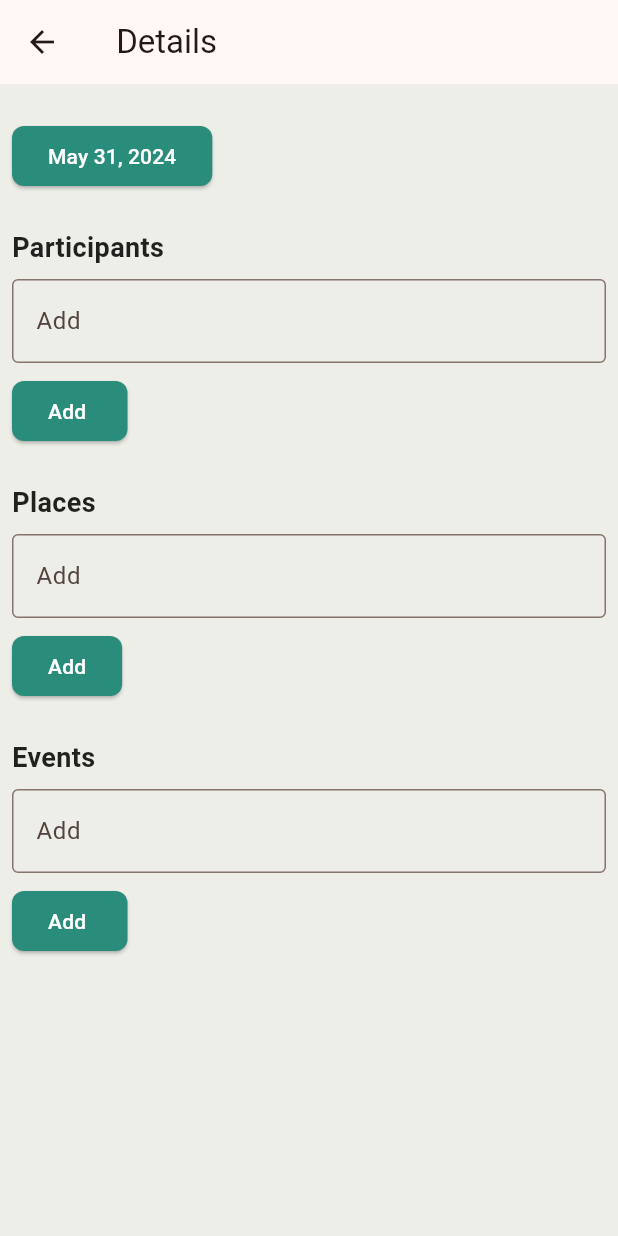
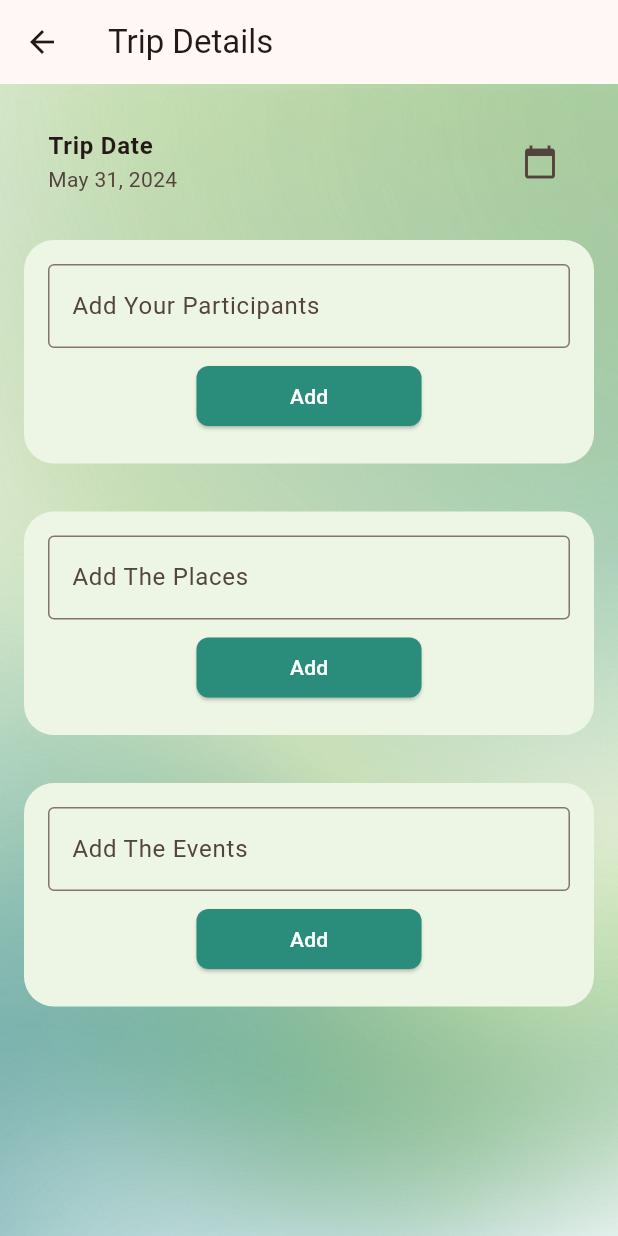
Before and after one commit to dmbatmazz/DiscoverEase, a Flutter app: the TripDetailPage screen opened directly with empty values, on a phone screen of 412 x 824 dp. Run offline on Flutter 3.47's test engine with Material 3 defaults, Android fonts, the phone set to English and light mode, and no system bars; our stand-ins replace chat_bubbles, curved_labeled_navigation_bar, firebase_auth, firebase_core, geolocator, google_maps_flutter and 2 more; accounts and stored records are empty.

Commit message:
Trip plan sayfası design bitti

```diff
--- a/discover_ease/lib/screens/trip_plan_screen.dart
+++ b/discover_ease/lib/screens/trip_plan_screen.dart
@@ -95,7 +95,6 @@ class _TripPlanPageState extends State<TripPlanPage> {
           padding: const EdgeInsets.all(8.0),
           child: Column(
             children: [
-
               Container(
                 margin: EdgeInsets.only(top: 20), // Balonu biraz aşağı kaydır
                 child: const BubbleSpecialOne(
@@ -119,7 +118,7 @@ class _TripPlanPageState extends State<TripPlanPage> {
                 child: Column(
                   children: [
                     Container(
-          margin: EdgeInsets.only(bottom: 16),
+                      margin: EdgeInsets.only(bottom: 50),
                       child: TextField(
                         controller: tripNameController,
                         decoration: InputDecoration(
@@ -150,7 +149,6 @@ class _TripPlanPageState extends State<TripPlanPage> {
                           ),
                         ),
                       ),
-
                     ),
                   ],
                 ),
@@ -169,9 +167,8 @@ class _TripPlanPageState extends State<TripPlanPage> {
                       child: ListTile(
                         shape: RoundedRectangleBorder(
                           borderRadius: BorderRadius.circular(20),
-     // Kenarlık rengi ve kalınlığını buradan ayarlayabilirsiniz
                         ),
-            tileColor:Color.fromRGBO(237, 246, 229, 1),
+                        tileColor: Color.fromRGBO(237, 246, 229, 1),
                         title: Text(trips[index].name, style: TextStyle(fontWeight: FontWeight.bold)),
                         subtitle: Text(DateFormat('yMMMd').format(trips[index].date)),
                         trailing: Row(
@@ -199,7 +196,6 @@ class _TripPlanPageState extends State<TripPlanPage> {
                 ),
               ),
             ],
-
           ),
         ),
       ),
@@ -236,7 +232,7 @@ class _TripPlanPageState extends State<TripPlanPage> {
                 Navigator.of(context).pop();
               },
               style: ElevatedButton.styleFrom(
-                backgroundColor:  Color.fromARGB(255, 42, 140, 122),
+                backgroundColor: Color.fromARGB(255, 42, 140, 122),
                 foregroundColor: Colors.white,
               ),
             ),
@@ -343,91 +339,47 @@ class _TripDetailPageState extends State<TripDetailPage> {
     selectedDate = widget.trip.date;
   }
 
-  @override
-  Widget build(BuildContext context) {
-    return Scaffold(
-      appBar: AppBar(
-        title: Text('${widget.trip.name} Details'),
+  Future<void> _selectDate(BuildContext context) async {
+    final DateTime? pickedDate = await showDatePicker(
+      context: context,
+      initialDate: selectedDate ?? DateTime.now(),
+      firstDate: DateTime(2000),
+      lastDate: DateTime(2101),
+    );
+    if (pickedDate != null && pickedDate != selectedDate) {
+      setState(() {
+        selectedDate = pickedDate;
+        widget.trip.date = pickedDate;
+      });
+    }
+  }
+
+  Widget _buildDetailSection(String title, List<String> items, TextEditingController controller, Function(String) addItem, Function(String) removeItem, Function(String, String) editItem) {
+    return Container(
+      margin: EdgeInsets.only(bottom: 16), // Kutular arası boşluk
+      padding: EdgeInsets.all(16),
+      decoration: BoxDecoration(
+        color: Color.fromRGBO(237, 246, 229, 1),
+        borderRadius: BorderRadius.circular(20.0),
       ),
-      body: Padding(
-        padding: const EdgeInsets.all(8.0),
-        child: SingleChildScrollView(
       child: Column(
-            crossAxisAlignment: CrossAxisAlignment.start,
         children: [
-              SizedBox(height: 16),
-              ElevatedButton(
-                onPressed: () => _selectDate(context),
-                child: Text(selectedDate == null
-                    ? 'Select Date'
-                    : DateFormat('yMMMd').format(selectedDate!)),
-                style: ElevatedButton.styleFrom(
-                  backgroundColor:  Color.fromARGB(255, 42, 140, 122),
-                  foregroundColor: Colors.white,
-                  shape: RoundedRectangleBorder(
-                    borderRadius: BorderRadius.circular(8.0),
-                  ),
-                ),
-              ),
-              SizedBox(height: 16),
-              _buildSectionTitle('Participants'),
           TextField(
-                controller: participantController,
+            controller: controller,
             decoration: InputDecoration(
-                  labelText: 'Add ',
+              labelText: title,
               border: OutlineInputBorder(),
             ),
           ),
           SizedBox(height: 8),
-              ElevatedButton(
+          Container(
+            width: 150,
+            child: ElevatedButton(
               onPressed: () {
-                  if (participantController.text.isNotEmpty) {
-                    setState(() {
-                      widget.trip.addParticipant(participantController.text);
-                      participantController.clear();
-                    });
-                    _saveTrips();
-                  }
-                },
-                child: Text('Add '),
-                style: ElevatedButton.styleFrom(
-                  backgroundColor:  Color.fromARGB(255, 42, 140, 122),
-                  foregroundColor: Colors.white,
-                  shape: RoundedRectangleBorder(
-                    borderRadius: BorderRadius.circular(8.0),
-                  ),
-                ),
-              ),
-              _buildList(widget.trip.participants, (participant) {
-                return _buildListItem(
-                  participant,
-                  onEdit: () => _editParticipant(context, participant),
-                  onDelete: () {
-                    setState(() {
-                      widget.trip.removeParticipant(participant);
-                    });
-                    _saveTrips();
-                  },
-                );
-              }),
-              SizedBox(height: 16),
-              _buildSectionTitle('Places'),
-              TextField(
-                controller: placeController,
-                decoration: const InputDecoration(
-                  labelText: 'Add',
-                  border: OutlineInputBorder(),
-                ),
-              ),
-              SizedBox(height: 8),
-              ElevatedButton(
-                onPressed: () {
-                  if (placeController.text.isNotEmpty) {
-                    setState(() {
-                      widget.trip.addPlace(placeController.text);
-                      placeController.clear();
-                    });
-                    _saveTrips();
+                if (controller.text.isNotEmpty) {
+                  addItem(controller.text);
+                  controller.clear();
+                  setState(() {});
                 }
               },
               child: Text('Add'),
@@ -439,128 +391,44 @@ class _TripDetailPageState extends State<TripDetailPage> {
                 ),
               ),
             ),
-              _buildList(widget.trip.places, (place) {
-                return _buildListItem(
-                  place,
-                  onEdit: () => _editPlace(context, place),
-                  onDelete: () {
-                    setState(() {
-                      widget.trip.removePlace(place);
-                    });
-                    _saveTrips();
-                  },
-                );
-              }),
-              SizedBox(height: 16),
-              _buildSectionTitle('Events'),
-              TextField(
-                controller: eventController,
-                decoration: InputDecoration(
-                  labelText: 'Add ',
-                  border: OutlineInputBorder(),
           ),
-              ),
-              SizedBox(height: 8),
-              ElevatedButton(
-                onPressed: () {
-                  if (eventController.text.isNotEmpty) {
-                    setState(() {
-                      widget.trip.addEvent(eventController.text);
-                      eventController.clear();
-                    });
-                    _saveTrips();
-                  }
-                },
-                child: Text('Add '),
-                style: ElevatedButton.styleFrom(
-                  backgroundColor:Color.fromARGB(255, 42, 140, 122),
-                  foregroundColor: Colors.white,
-                  shape: RoundedRectangleBorder(
-                    borderRadius: BorderRadius.circular(8.0),
-                  ),
-                ),
-              ),
-              _buildList(widget.trip.events, (event) {
-                return _buildListItem(
-                  event,
-                  onEdit: () => _editEvent(context, event),
-                  onDelete: () {
-                    setState(() {
-                      widget.trip.removeEvent(event);
-                    });
-                    _saveTrips();
-                  },
-                );
-              }),
-            ],
-          ),
-        ),
-      ),
-    );
-  }
-
-  Widget _buildSectionTitle(String title) {
-    return Padding(
-      padding: const EdgeInsets.symmetric(vertical: 8.0),
-      child: Text(
-        title,
-        style: TextStyle(
-          fontSize: 18,
-          fontWeight: FontWeight.bold,
-          color: Colors.black87,
-        ),
-      ),
-    );
-  }
-
-  Widget _buildList(List<String> items, Widget Function(String) itemBuilder) {
-    return ListView.builder(
+          SizedBox(height: 5),
+          ListView.builder(
             shrinkWrap: true,
             itemCount: items.length,
             itemBuilder: (context, index) {
-        return itemBuilder(items[index]);
-      },
-    );
-  }
-
-  Widget _buildListItem(String item, {required VoidCallback onEdit, required VoidCallback onDelete}) {
               return Card(
                 elevation: 4,
-      margin: EdgeInsets.symmetric(vertical: 8),
+                margin: EdgeInsets.symmetric(vertical: 8, horizontal: 8),
                 shape: RoundedRectangleBorder(
-        borderRadius: BorderRadius.circular(10),
+                  borderRadius: BorderRadius.circular(20),
                 ),
                 child: ListTile(
-        title: Text(item, style: TextStyle(fontWeight: FontWeight.normal)),
+                  tileColor: Color.fromRGBO(237, 246, 229, 1),
+                  title: Text(items[index], style: TextStyle(fontWeight: FontWeight.bold)),
                   trailing: Row(
                     mainAxisSize: MainAxisSize.min,
                     children: [
                       IconButton(
-              icon: Icon(Icons.edit, color: Colors.black),
-              onPressed: onEdit,
-            ),
-            IconButton(
-              icon: Icon(Icons.delete, color: Colors.redAccent),
-              onPressed: onDelete,
+                        icon: Icon(Icons.delete, color: Color.fromARGB(255, 255, 82, 108)),
+                        onPressed: () {
+                          removeItem(items[index]);
+                          setState(() {});
+                        },
                       ),
                     ],
                   ),
-      ),
-    );
-  }
-
-  Future<void> _editParticipant(BuildContext context, String oldParticipant) async {
-    final TextEditingController editController = TextEditingController(text: oldParticipant);
-
-    return showDialog<void>(
+                  onTap: () {
+                    TextEditingController editController = TextEditingController(text: items[index]);
+                    showDialog<void>(
                       context: context,
                       builder: (BuildContext context) {
                         return AlertDialog(
-          title: Text('Edit Participant'),
+                          title: Text('Edit $title'),
                           content: TextField(
                             controller: editController,
                             decoration: InputDecoration(
-              labelText: 'Participant Name',
+                              labelText: title,
                               border: OutlineInputBorder(),
                             ),
                           ),
@@ -574,14 +442,12 @@ class _TripDetailPageState extends State<TripDetailPage> {
                             ElevatedButton(
                               child: Text('Save'),
                               onPressed: () {
-                setState(() {
-                  widget.trip.editParticipant(oldParticipant, editController.text);
-                });
+                                editItem(items[index], editController.text);
                                 Navigator.of(context).pop();
-                _saveTrips();
+                                setState(() {});
                               },
                               style: ElevatedButton.styleFrom(
-                backgroundColor: Colors.blueAccent,
+                                backgroundColor: Color.fromARGB(255, 42, 140, 122),
                                 foregroundColor: Colors.white,
                               ),
                             ),
@@ -589,111 +455,97 @@ class _TripDetailPageState extends State<TripDetailPage> {
                         );
                       },
                     );
+                  },
+                ),
+              );
+            },
+          ),
+        ],
+      ),
+    );
   }
 
-  Future<void> _editPlace(BuildContext context, String oldPlace) async {
-    final TextEditingController editController = TextEditingController(text: oldPlace);
-
-    return showDialog<void>(
-      context: context,
-      builder: (BuildContext context) {
-        return AlertDialog(
-          title: Text('Edit Place'),
-          content: TextField(
-            controller: editController,
-            decoration: InputDecoration(
-              labelText: 'Place Name',
-              border: OutlineInputBorder(),
+  @override
+  Widget build(BuildContext context) {
+    return Scaffold(
+      appBar: AppBar(
+        title: Text('Trip Details'),
+      ),
+      body: Stack(
+        children: [
+          // Arka plan resmi
+          Container(
+            decoration: BoxDecoration(
+              image: DecorationImage(
+                image: AssetImage("assets/city/profile.png"), // Arka plan resmi dosya yolu
+                fit: BoxFit.cover,
               ),
             ),
-          actions: <Widget>[
-            TextButton(
-              child: Text('Cancel'),
-              onPressed: () {
-                Navigator.of(context).pop();
-              },
           ),
-            ElevatedButton(
-              child: Text('Save'),
-              onPressed: () {
+          SingleChildScrollView(
+            child: Padding(
+              padding: EdgeInsets.all(16.0),
+              child: Column(
+                children: [
+                  ListTile(
+                    title: Text(
+                      'Trip Date',
+                      style: TextStyle(fontWeight: FontWeight.bold),
+                    ),
+                    subtitle: Text(
+                      DateFormat('yMMMd').format(selectedDate ?? DateTime.now()),
+                    ),
+                    trailing: Icon(Icons.calendar_today),
+                    onTap: () => _selectDate(context),
+                  ),
+                  SizedBox(height: 16),
+                  _buildDetailSection('Add Your Participants', widget.trip.participants, participantController, (String participant) {
                     setState(() {
-                  widget.trip.editPlace(oldPlace, editController.text);
+                      widget.trip.addParticipant(participant);
                     });
-                Navigator.of(context).pop();
-                _saveTrips();
-              },
-              style: ElevatedButton.styleFrom(
-                backgroundColor: Colors.blueAccent,
-                foregroundColor: Colors.white,
+                  }, (String participant) {
+                    setState(() {
+                      widget.trip.removeParticipant(participant);
+                    });
+                  }, (String oldParticipant, String newParticipant) {
+                    setState(() {
+                      widget.trip.editParticipant(oldParticipant, newParticipant);
+                    });
+                  }),
+                  SizedBox(height: 16),
+                  _buildDetailSection('Add The Places', widget.trip.places, placeController, (String place) {
+                    setState(() {
+                      widget.trip.addPlace(place);
+                    });
+                  }, (String place) {
+                    setState(() {
+                      widget.trip.removePlace(place);
+                    });
+                  }, (String oldPlace, String newPlace) {
+                    setState(() {
+                      widget.trip.editPlace(oldPlace, newPlace);
+                    });
+                  }),
+                  SizedBox(height: 16),
+                  _buildDetailSection('Add The Events', widget.trip.events, eventController, (String event) {
+                    setState(() {
+                      widget.trip.addEvent(event);
+                    });
+                  }, (String event) {
+                    setState(() {
+                      widget.trip.removeEvent(event);
+                    });
+                  }, (String oldEvent, String newEvent) {
+                    setState(() {
+                      widget.trip.editEvent(oldEvent, newEvent);
+                    });
+                  }),
+                ],
+              ),
             ),
           ),
         ],
-        );
-      },
+      ),
     );
   }
-
-  Future<void> _editEvent(BuildContext context, String oldEvent) async {
-    final TextEditingController editController = TextEditingController(text: oldEvent);
-
-    return showDialog<void>(
-      context: context,
-      builder: (BuildContext context) {
-        return AlertDialog(
-          title: Text('Edit Event'),
-          content: TextField(
-            controller: editController,
-            decoration: InputDecoration(
-              labelText: 'Event Name',
-              border: OutlineInputBorder(),
-            ),
-          ),
-          actions: <Widget>[
-            TextButton(
-              child: Text('Cancel'),
-              onPressed: () {
-                Navigator.of(context).pop();
-              },
-            ),
-            ElevatedButton(
-              child: Text('Save'),
-              onPressed: () {
-                setState(() {
-                  widget.trip.editEvent(oldEvent, editController.text);
-                });
-                Navigator.of(context).pop();
-                _saveTrips();
-              },
-              style: ElevatedButton.styleFrom(
-                backgroundColor: Colors.blueAccent,
-                foregroundColor: Colors.white,
-              ),
-            ),
-          ],
-        );
-      },
-    );
 }
-
-  Future<void> _selectDate(BuildContext context) async {
-    final DateTime? pickedDate = await showDatePicker(
-      context: context,
-      initialDate: selectedDate ?? DateTime.now(),
-      firstDate: DateTime(2000),
-      lastDate: DateTime(2101),
-    );
-    if (pickedDate != null && pickedDate != selectedDate) {
-      setState(() {
-        selectedDate = pickedDate;
-        widget.trip.date = pickedDate;
-      });
-      _saveTrips();
-    }
-  }
-
-  Future<void> _saveTrips() async {
-    SharedPreferences prefs = await SharedPreferences.getInstance();
-    List<Map<String, dynamic>> encodedData = [widget.trip.toJson()];
-    await prefs.setString('trips', jsonEncode(encodedData));
-  }
-}
```
Also changed, not shown: discover_ease/lib/pages/entry_page.dart (indentation only). Lines whose indentation alone changed are shown as unchanged.
